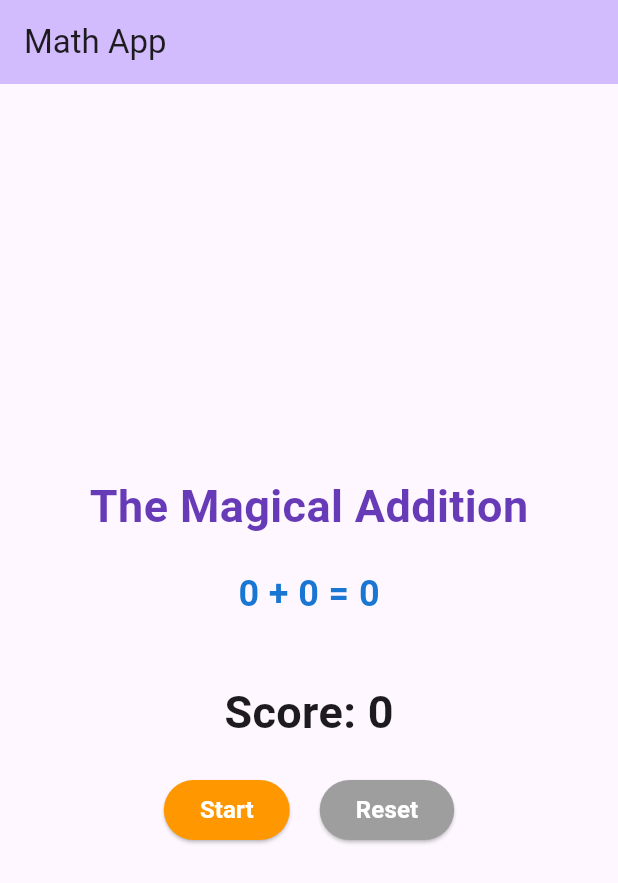
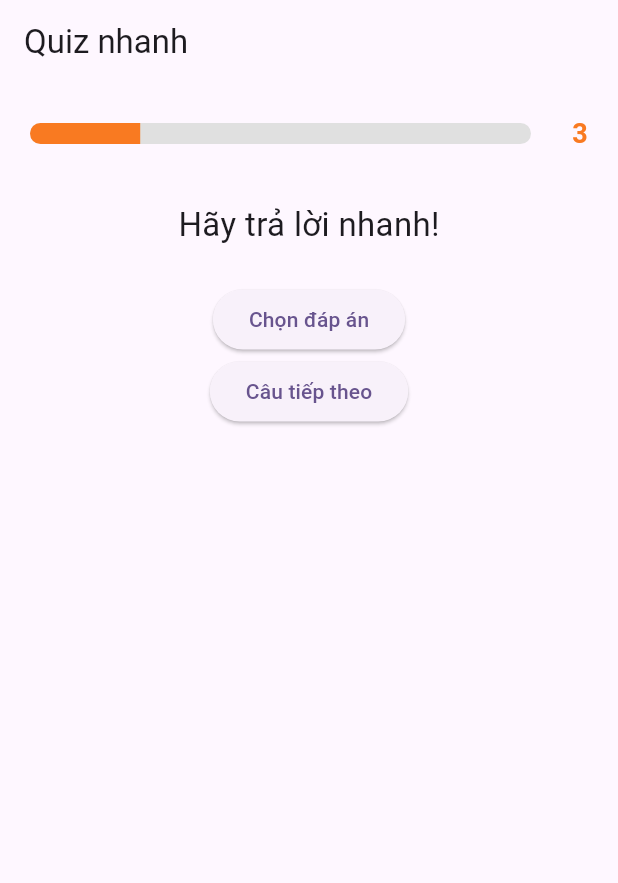
Before and after one commit to BuiDung120292/mathapp_flutter, a Flutter app: the screen it shows after launch, on a phone screen of 412 x 824 dp. Shown: the top 883 px of the screen. Run offline on Flutter 3.47's test engine with Material 3 defaults, Android fonts, the phone set to English and light mode, and no system bars.

Commit message:
add components folder and add file

```diff
--- /dev/null
+++ b/lib/components/countdown_progressbar.dart
@@ -0,0 +1,200 @@
+import 'package:flutter/material.dart';
+
+/// Controller để điều khiển [CountdownProgressBar] từ bên ngoài.
+class CountdownBarController {
+  _CountdownProgressBarState? _state;
+
+  /// Bắt đầu đếm ngược từ đầu (đầy thanh -> 0).
+  void start() => _state?._start();
+
+  /// Giống start(): dùng khi chuyển sang câu hỏi mới.
+  void restart() => _state?._start();
+
+  /// Tạm dừng (ví dụ: khi người chơi mở popup).
+  void pause() => _state?._pause();
+
+  /// Chạy tiếp từ thời điểm đã dừng.
+  void resume() => _state?._resume();
+
+  /// Dừng hẳn (ví dụ: khi người chơi đã trả lời), không gọi onComplete.
+  void stop() => _state?._stop();
+
+  /// Đưa thanh về trạng thái đầy nhưng không chạy.
+  void reset() => _state?._reset();
+
+  /// Thời gian còn lại.
+  Duration get remaining => _state?.remaining ?? Duration.zero;
+
+  bool get isRunning => _state?._anim.isAnimating ?? false;
+}
+
+/// Thanh thời gian giảm dần từ đầy -> 0 (mặc định 10 giây).
+class CountdownProgressBar extends StatefulWidget {
+  const CountdownProgressBar({
+    super.key,
+    this.duration = const Duration(seconds: 10),
+    this.controller,
+    this.autoStart = true,
+    this.onComplete,
+    this.onTick,
+    this.height = 14,
+    this.borderRadius = 10,
+    this.backgroundColor = const Color(0xFFE0E0E0),
+    this.startColor = const Color(0xFF4CAF50), // xanh lá (còn nhiều thời gian)
+    this.midColor = const Color(0xFFFFC107), // vàng
+    this.endColor = const Color(0xFFF44336), // đỏ (sắp hết giờ)
+    this.showText = true,
+    this.textStyle,
+  });
+
+  final Duration duration;
+  final CountdownBarController? controller;
+  final bool autoStart;
+
+  /// Gọi khi đếm về 0.
+  final VoidCallback? onComplete;
+
+  /// Gọi mỗi khi số giây còn lại thay đổi (làm tròn lên).
+  final ValueChanged<int>? onTick;
+
+  final double height;
+  final double borderRadius;
+  final Color backgroundColor;
+  final Color startColor;
+  final Color midColor;
+  final Color endColor;
+
+  /// Hiện số giây còn lại bên phải thanh.
+  final bool showText;
+  final TextStyle? textStyle;
+
+  @override
+  State<CountdownProgressBar> createState() => _CountdownProgressBarState();
+}
+
+class _CountdownProgressBarState extends State<CountdownProgressBar>
+    with SingleTickerProviderStateMixin {
+  late final AnimationController _anim;
+  int _lastSecond = -1;
+
+  Duration get remaining => Duration(
+    milliseconds: (_anim.value * widget.duration.inMilliseconds).round(),
+  );
+
+  @override
+  void initState() {
+    super.initState();
+    _anim =
+        AnimationController(vsync: this, duration: widget.duration, value: 1.0)
+          ..addListener(_handleTick)
+          ..addStatusListener((status) {
+            if (status == AnimationStatus.dismissed) {
+              widget.onComplete?.call();
+            }
+          });
+
+    widget.controller?._state = this;
+    if (widget.autoStart) _start();
+  }
+
+  @override
+  void didUpdateWidget(covariant CountdownProgressBar oldWidget) {
+    super.didUpdateWidget(oldWidget);
+    if (oldWidget.controller != widget.controller) {
+      oldWidget.controller?._state = null;
+      widget.controller?._state = this;
+    }
+    if (oldWidget.duration != widget.duration) {
+      _anim.duration = widget.duration;
+    }
+  }
+
+  @override
+  void dispose() {
+    widget.controller?._state = null;
+    _anim.dispose();
+    super.dispose();
+  }
+
+  void _handleTick() {
+    final sec = (remaining.inMilliseconds / 1000).ceil();
+    if (sec != _lastSecond) {
+      _lastSecond = sec;
+      widget.onTick?.call(sec);
+    }
+  }
+
+  void _start() {
+    _lastSecond = -1;
+    _anim.reverse(from: 1.0);
+  }
+
+  void _pause() => _anim.stop();
+
+  void _resume() {
+    if (_anim.value > 0 && !_anim.isAnimating) _anim.reverse();
+  }
+
+  void _stop() => _anim.stop();
+
+  void _reset() {
+    _anim.stop();
+    _anim.value = 1.0;
+  }
+
+  /// Chuyển màu mượt: xanh -> vàng -> đỏ theo phần trăm còn lại.
+  Color _colorFor(double v) {
+    if (v > 0.5) {
+      return Color.lerp(widget.midColor, widget.startColor, (v - 0.5) * 2)!;
+    }
+    return Color.lerp(widget.endColor, widget.midColor, v * 2)!;
+  }
+
+  @override
+  Widget build(BuildContext context) {
+    return AnimatedBuilder(
+      animation: _anim,
+      builder: (context, _) {
+        final v = _anim.value;
+        final color = _colorFor(v);
+        final seconds = (remaining.inMilliseconds / 1000).ceil();
+
+        final bar = ClipRRect(
+          borderRadius: BorderRadius.circular(widget.borderRadius),
+          child: Container(
+            height: widget.height,
+            color: widget.backgroundColor,
+            alignment: Alignment.centerLeft,
+            child: FractionallySizedBox(
+              widthFactor: v.clamp(0.0, 1.0),
+              child: Container(color: color),
+            ),
+          ),
+        );
+
+        if (!widget.showText) return bar;
+
+        return Row(
+          children: [
+            Expanded(child: bar),
+            const SizedBox(width: 10),
+            SizedBox(
+              width: 28,
+              child: Text(
+                '$seconds',
+                textAlign: TextAlign.end,
+                style:
+                    widget.textStyle ??
+                    TextStyle(
+                      fontSize: 18,
+                      fontWeight: FontWeight.bold,
+                      color: color,
+                    ),
+              ),
+            ),
+          ],
+        );
+      },
+    );
+  }
+}
--- a/lib/main.dart
+++ b/lib/main.dart
@@ -1,5 +1,5 @@
 import 'package:flutter/material.dart';
-import 'package:mathapp/pages/home_page.dart';
+import 'package:mathapp/pages/quiz_demo_page.dart';
 
 void main() {
   runApp(const MyApp());
@@ -16,7 +16,7 @@ class MyApp extends StatelessWidget {
         colorScheme: .fromSeed(seedColor: Colors.deepPurple),
         useMaterial3: true,
       ),
-      home: const HomePage(title: "Math App"),
+      home: const QuizDemoPage(),
       debugShowCheckedModeBanner: false,
     );
   }
--- /dev/null
+++ b/lib/pages/quiz_demo_page.dart
@@ -0,0 +1,57 @@
+import 'package:flutter/material.dart';
+import 'package:mathapp/components/countdown_progressbar.dart';
+
+// ---------------------------------------------------------------------------
+// VÍ DỤ SỬ DỤNG
+// ---------------------------------------------------------------------------
+class QuizDemoPage extends StatefulWidget {
+  const QuizDemoPage({super.key});
+
+  @override
+  State<QuizDemoPage> createState() => _QuizDemoPageState();
+}
+
+class _QuizDemoPageState extends State<QuizDemoPage> {
+  final _timer = CountdownBarController();
+  String _status = 'Hãy trả lời nhanh!';
+
+  void _onAnswer() {
+    _timer.stop(); // dừng đồng hồ khi đã chọn đáp án
+    setState(() => _status = 'Đã trả lời, còn ${_timer.remaining.inSeconds}s');
+  }
+
+  void _nextQuestion() {
+    setState(() => _status = 'Hãy trả lời nhanh!');
+    _timer.restart(); // câu mới -> đếm lại 10 giây
+  }
+
+  @override
+  Widget build(BuildContext context) {
+    return Scaffold(
+      appBar: AppBar(title: const Text('Quiz nhanh')),
+      body: Padding(
+        padding: const EdgeInsets.all(20),
+        child: Column(
+          children: [
+            CountdownProgressBar(
+              duration: const Duration(seconds: 10),
+              controller: _timer,
+              onComplete: () => setState(() => _status = 'Hết giờ!'),
+            ),
+            const SizedBox(height: 32),
+            Text(_status, style: const TextStyle(fontSize: 22)),
+            const SizedBox(height: 24),
+            ElevatedButton(
+              onPressed: _onAnswer,
+              child: const Text('Chọn đáp án'),
+            ),
+            ElevatedButton(
+              onPressed: _nextQuestion,
+              child: const Text('Câu tiếp theo'),
+            ),
+          ],
+        ),
+      ),
+    );
+  }
+}
```
